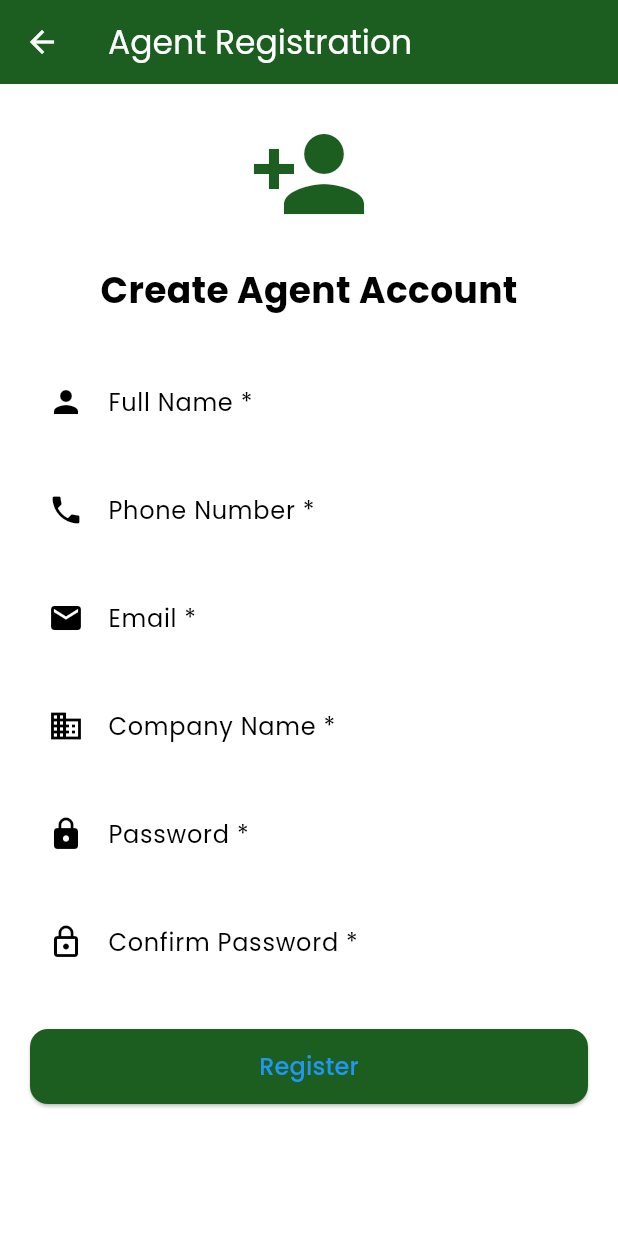
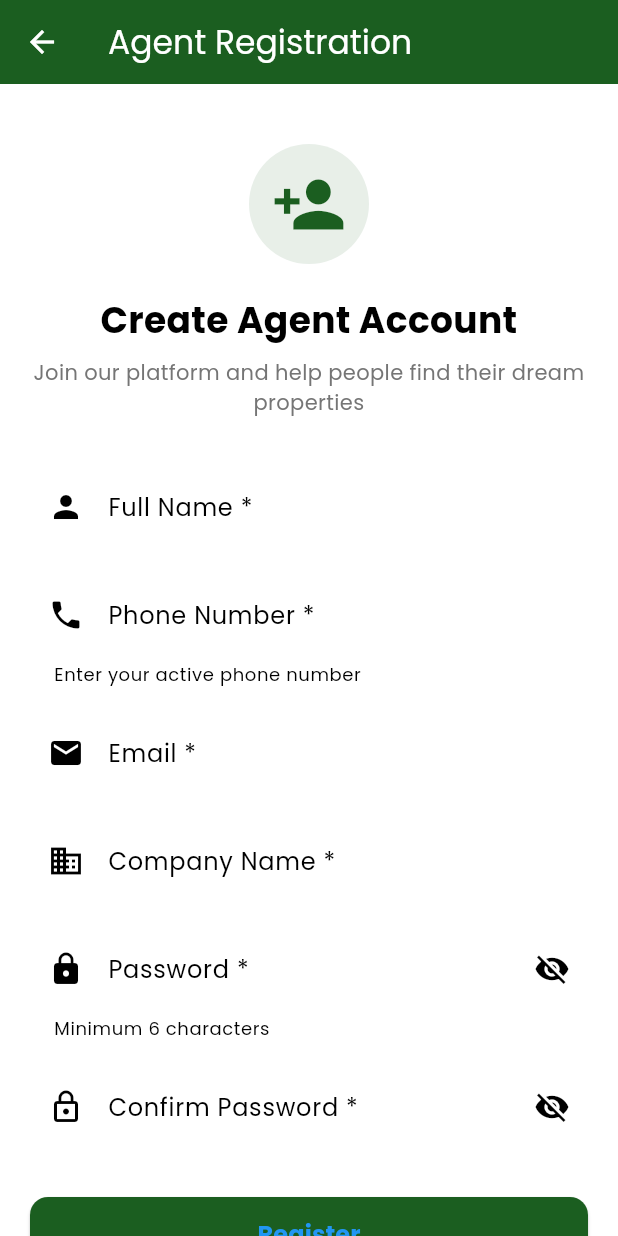
Before and after one commit to Able-Hillz/ZamProperties, a Flutter app: the AgentRegistrationScreen screen opened by its route, on a phone screen of 412 x 824 dp. Run offline on Flutter 3.47's test engine with Material 3 defaults, Android fonts, the phone set to English and light mode, and no system bars; our stand-ins replace cached_network_image, chewie, connectivity_plus, firebase_messaging, flutter_local_notifications, google_fonts and 5 more; accounts and stored records are empty.

Commit message:
Update agent_registration_screen.dart

```diff
--- a/lib/screens/agent_registration_screen.dart
+++ b/lib/screens/agent_registration_screen.dart
@@ -18,28 +18,53 @@ class _AgentRegistrationScreenState extends State<AgentRegistrationScreen> {
   final _companyController = TextEditingController();
   final _passwordController = TextEditingController();
   final _confirmPasswordController = TextEditingController();
+
   bool _isLoading = false;
+  bool _obscurePassword = true;
+  bool _obscureConfirmPassword = true;
 
   Future<void> _register() async {
     if (!_formKey.currentState!.validate()) return;
 
     setState(() => _isLoading = true);
-    await Future.delayed(const Duration(seconds: 1));
+
+    // Simulate network delay
+    await Future.delayed(const Duration(milliseconds: 500));
 
     final prefs = await SharedPreferences.getInstance();
     final agentId = DateTime.now().millisecondsSinceEpoch.toString();
 
-    // SAVE ALL AGENT DATA (including password for login)
+    // Check if phone already registered
+    final existingPhone = prefs.getString('agentPhone');
+    if (existingPhone == _phoneController.text) {
+      ScaffoldMessenger.of(context).showSnackBar(
+        const SnackBar(content: Text('This phone number is already registered')),
+      );
+      setState(() => _isLoading = false);
+      return;
+    }
+
+    // Save all agent data
+    await prefs.setBool('isRegistered', true);
     await prefs.setString('userType', 'agent');
     await prefs.setString('agentId', agentId);
     await prefs.setString('agentName', _nameController.text);
     await prefs.setString('agentPhone', _phoneController.text);
     await prefs.setString('agentEmail', _emailController.text);
     await prefs.setString('agentCompany', _companyController.text);
-    await prefs.setString('agentPassword', _passwordController.text);  // KEY FIX: Save password
+    await prefs.setString('agentPassword', _passwordController.text);
+    await prefs.setInt('agentTrustPoints', 50);
+    await prefs.setBool('agentHasTPIN', false);
     await prefs.setBool('isLoggedIn', true);
 
     if (mounted) {
+      ScaffoldMessenger.of(context).showSnackBar(
+        const SnackBar(
+          content: Text('Registration successful!'),
+          backgroundColor: Colors.green,
+        ),
+      );
+
       Navigator.pushReplacement(
         context,
         MaterialPageRoute(
@@ -50,6 +75,8 @@ class _AgentRegistrationScreenState extends State<AgentRegistrationScreen> {
         ),
       );
     }
+
+    setState(() => _isLoading = false);
   }
 
   @override
@@ -59,20 +86,42 @@ class _AgentRegistrationScreenState extends State<AgentRegistrationScreen> {
         title: const Text('Agent Registration'),
         backgroundColor: AppConstants.primaryColor,
         foregroundColor: Colors.white,
+        elevation: 0,
       ),
-      body: SingleChildScrollView(  // FIX: Add scroll to avoid overflow
+      body: SingleChildScrollView(
         padding: const EdgeInsets.all(20),
         child: Form(
           key: _formKey,
           child: Column(
+            crossAxisAlignment: CrossAxisAlignment.stretch,
             children: [
-              const Icon(Icons.person_add, size: 80, color: AppConstants.primaryColor),
+              const SizedBox(height: 20),
+              Container(
+                width: 80,
+                height: 80,
+                decoration: BoxDecoration(
+                  color: AppConstants.primaryColor.withOpacity(0.1),
+                  shape: BoxShape.circle,
+                ),
+                child: const Icon(
+                  Icons.person_add,
+                  size: 50,
+                  color: AppConstants.primaryColor,
+                ),
+              ),
               const SizedBox(height: 20),
               const Text(
                 'Create Agent Account',
                 style: TextStyle(fontSize: 24, fontWeight: FontWeight.bold),
+                textAlign: TextAlign.center,
               ),
-              const SizedBox(height: 30),
+              const SizedBox(height: 8),
+              Text(
+                'Join our platform and help people find their dream properties',
+                style: TextStyle(color: Colors.grey[600]),
+                textAlign: TextAlign.center,
+              ),
+              const SizedBox(height: 32),
 
               TextFormField(
                 controller: _nameController,
@@ -91,9 +140,14 @@ class _AgentRegistrationScreenState extends State<AgentRegistrationScreen> {
                   labelText: 'Phone Number *',
                   prefixIcon: Icon(Icons.phone),
                   border: OutlineInputBorder(),
+                  helperText: 'Enter your active phone number',
                 ),
                 keyboardType: TextInputType.phone,
-                validator: (v) => v == null || v.isEmpty ? 'Enter phone number' : null,
+                validator: (v) {
+                  if (v == null || v.isEmpty) return 'Enter phone number';
+                  if (v.length < 10) return 'Enter valid phone number';
+                  return null;
+                },
               ),
               const SizedBox(height: 16),
 
@@ -107,7 +161,7 @@ class _AgentRegistrationScreenState extends State<AgentRegistrationScreen> {
                 keyboardType: TextInputType.emailAddress,
                 validator: (v) {
                   if (v == null || v.isEmpty) return 'Enter email';
-                  if (!v.contains('@')) return 'Enter valid email';
+                  if (!v.contains('@') || !v.contains('.')) return 'Enter valid email';
                   return null;
                 },
               ),
@@ -126,12 +180,21 @@ class _AgentRegistrationScreenState extends State<AgentRegistrationScreen> {
 
               TextFormField(
                 controller: _passwordController,
-                decoration: const InputDecoration(
+                obscureText: _obscurePassword,
+                decoration: InputDecoration(
                   labelText: 'Password *',
-                  prefixIcon: Icon(Icons.lock),
-                  border: OutlineInputBorder(),
+                  prefixIcon: const Icon(Icons.lock),
+                  suffixIcon: IconButton(
+                    icon: Icon(_obscurePassword ? Icons.visibility_off : Icons.visibility),
+                    onPressed: () {
+                      setState(() {
+                        _obscurePassword = !_obscurePassword;
+                      });
+                    },
+                  ),
+                  border: const OutlineInputBorder(),
+                  helperText: 'Minimum 6 characters',
                 ),
-                obscureText: true,
                 validator: (v) {
                   if (v == null || v.isEmpty) return 'Enter password';
                   if (v.length < 6) return 'Password must be at least 6 characters';
@@ -142,18 +205,26 @@ class _AgentRegistrationScreenState extends State<AgentRegistrationScreen> {
 
               TextFormField(
                 controller: _confirmPasswordController,
-                decoration: const InputDecoration(
+                obscureText: _obscureConfirmPassword,
+                decoration: InputDecoration(
                   labelText: 'Confirm Password *',
-                  prefixIcon: Icon(Icons.lock_outline),
-                  border: OutlineInputBorder(),
+                  prefixIcon: const Icon(Icons.lock_outline),
+                  suffixIcon: IconButton(
+                    icon: Icon(_obscureConfirmPassword ? Icons.visibility_off : Icons.visibility),
+                    onPressed: () {
+                      setState(() {
+                        _obscureConfirmPassword = !_obscureConfirmPassword;
+                      });
+                    },
+                  ),
+                  border: const OutlineInputBorder(),
                 ),
-                obscureText: true,
                 validator: (v) {
                   if (v != _passwordController.text) return 'Passwords do not match';
                   return null;
                 },
               ),
-              const SizedBox(height: 30),
+              const SizedBox(height: 32),
 
               SizedBox(
                 width: double.infinity,
@@ -167,10 +238,42 @@ class _AgentRegistrationScreenState extends State<AgentRegistrationScreen> {
                     ),
                   ),
                   child: _isLoading
-                      ? const CircularProgressIndicator(color: Colors.white)
-                      : const Text('Register', style: TextStyle(fontSize: 16)),
+                      ? const SizedBox(
+                          height: 20,
+                          width: 20,
+                          child: CircularProgressIndicator(
+                            strokeWidth: 2,
+                            color: Colors.white,
+                          ),
+                        )
+                      : const Text(
+                          'Register',
+                          style: TextStyle(fontSize: 16, fontWeight: FontWeight.bold),
+                        ),
                 ),
               ),
+
+              const SizedBox(height: 16),
+
+              Row(
+                mainAxisAlignment: MainAxisAlignment.center,
+                children: [
+                  Text(
+                    "Already have an account? ",
+                    style: TextStyle(color: Colors.grey[600]),
+                  ),
+                  TextButton(
+                    onPressed: () {
+                      Navigator.pop(context);
+                    },
+                    style: TextButton.styleFrom(
+                      foregroundColor: AppConstants.primaryColor,
+                    ),
+                    child: const Text('Login Here'),
+                  ),
+                ],
+              ),
+              const SizedBox(height: 20),
             ],
           ),
         ),
```
